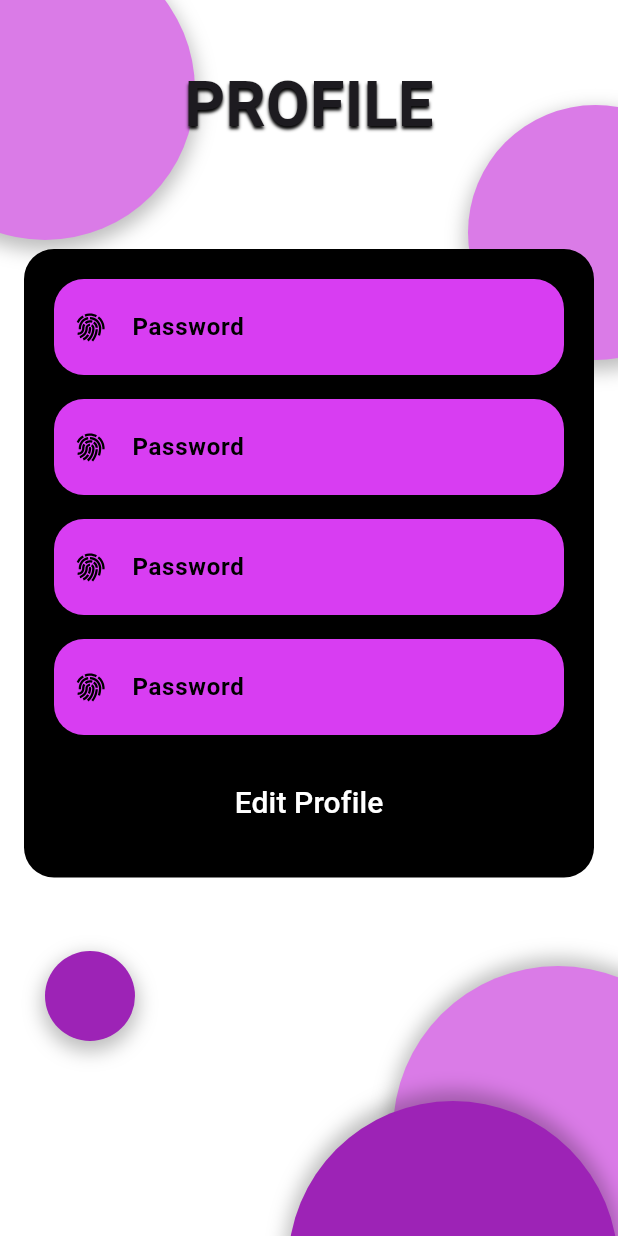
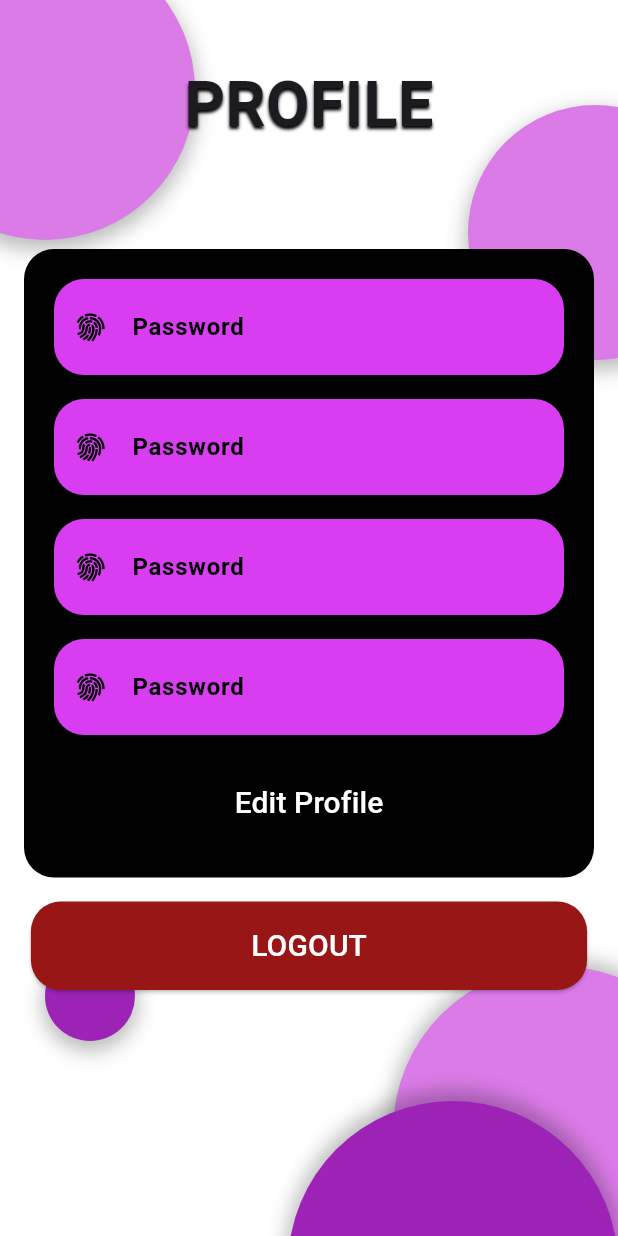
Before and after one commit to chayodom-khruesuk/front-end-Co-table, a Flutter app: the ProfilePage screen opened directly, on a phone screen of 412 x 824 dp. Run offline on Flutter 3.47's test engine with Material 3 defaults, Android fonts, the phone set to English and light mode, and no system bars; our stand-ins replace dio, equatable, flutter_bloc, line_awesome_flutter, lottie, shared_preferences; accounts and stored records are empty; network calls fail.

Commit message:
add: logout button

```diff
--- a/lib/bloc/user/user_bloc.dart
+++ b/lib/bloc/user/user_bloc.dart
@@ -44,10 +44,8 @@ class UserBloc extends Bloc<UserEvent, UserState> {
   }
 
   _onLogoutUserEvent(LogoutUserEvent event, Emitter<UserState> emit) async {
-    if (state is ReadyUserState) {
-      await userRepo.logoutUser();
-      emit(LoadingUserState());
-    }
+    await userRepo.logoutUser();
+    emit(LoadingUserState());
   }
 
   _onForgotPasswordEvent(
--- a/lib/pages/profile/body_profile.dart
+++ b/lib/pages/profile/body_profile.dart
@@ -1,3 +1,5 @@
+import 'package:co_table/bloc/bloc.dart';
+import 'package:co_table/router/routes_conf.dart';
 import 'package:co_table/utils/size_constant.dart';
 import 'package:co_table/utils/text_constant.dart';
 import 'package:flutter/material.dart';
@@ -18,7 +20,9 @@ class BodyProfileState extends State<BodyProfile> {
   Widget build(BuildContext context) {
     return BlocBuilder<ThemeBloc, ThemeState>(
       builder: (context, state) {
-        return Container(
+        return Column(
+          children: [
+            Container(
               decoration: BoxDecoration(
                 color: Colors.black,
                 borderRadius: BorderRadius.circular(20),
@@ -39,6 +43,9 @@ class BodyProfileState extends State<BodyProfile> {
                   _buildEditButton(),
                 ],
               ),
+            ),
+            _buildLogoutButton(),
+          ],
         );
       },
     );
@@ -90,4 +97,26 @@ class BodyProfileState extends State<BodyProfile> {
       ),
     );
   }
+
+  Widget _buildLogoutButton() {
+    return FractionallySizedBox(
+      widthFactor: 0.9,
+      child: ElevatedButton(
+        onPressed: _logout,
+        style: ElevatedButton.styleFrom(
+          padding: const EdgeInsets.symmetric(vertical: 15),
+          shape:
+              RoundedRectangleBorder(borderRadius: BorderRadius.circular(20)),
+          backgroundColor: const Color.fromARGB(255, 153, 22, 22),
+        ),
+        child: const Text(TextConstant.logout,
+            style: TextStyle(color: Colors.white, fontSize: 20)),
+      ),
+    );
   }
+
+  void _logout() {
+    context.read<UserBloc>().add(LogoutUserEvent());
+    Navigator.of(context).pushReplacementNamed(loginPageRoute);
+  }
+}
--- a/lib/utils/text_constant.dart
+++ b/lib/utils/text_constant.dart
@@ -41,4 +41,6 @@ class TextConstant {
   static const String profile = "PROFILE";
 
   static const String edit = "Edit Profile";
+
+  static const String logout = "LOGOUT";
 }
```
Lines whose indentation alone changed are shown as unchanged.
